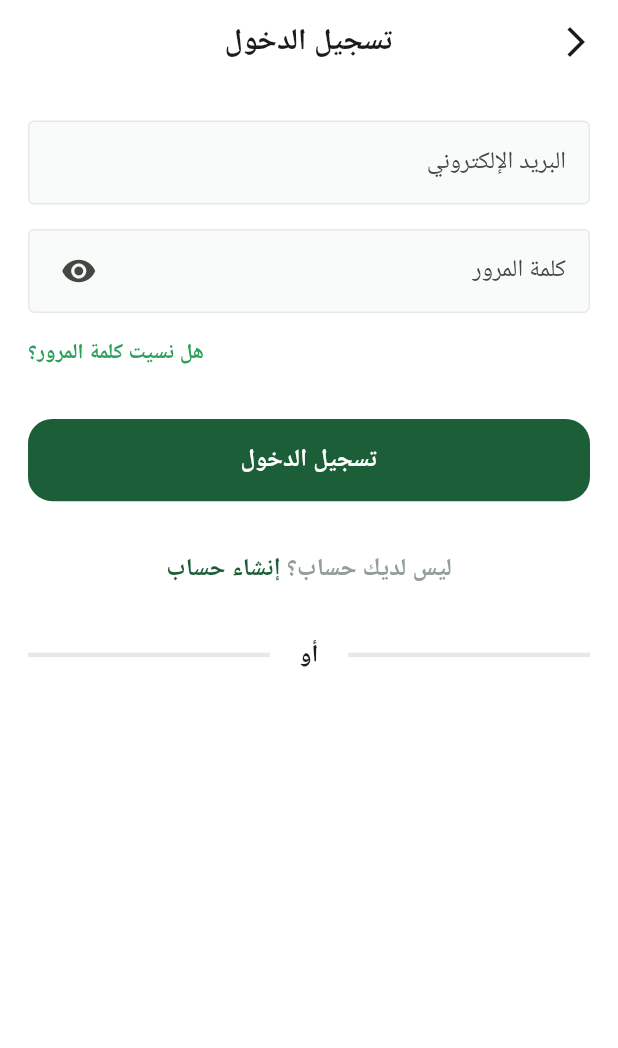
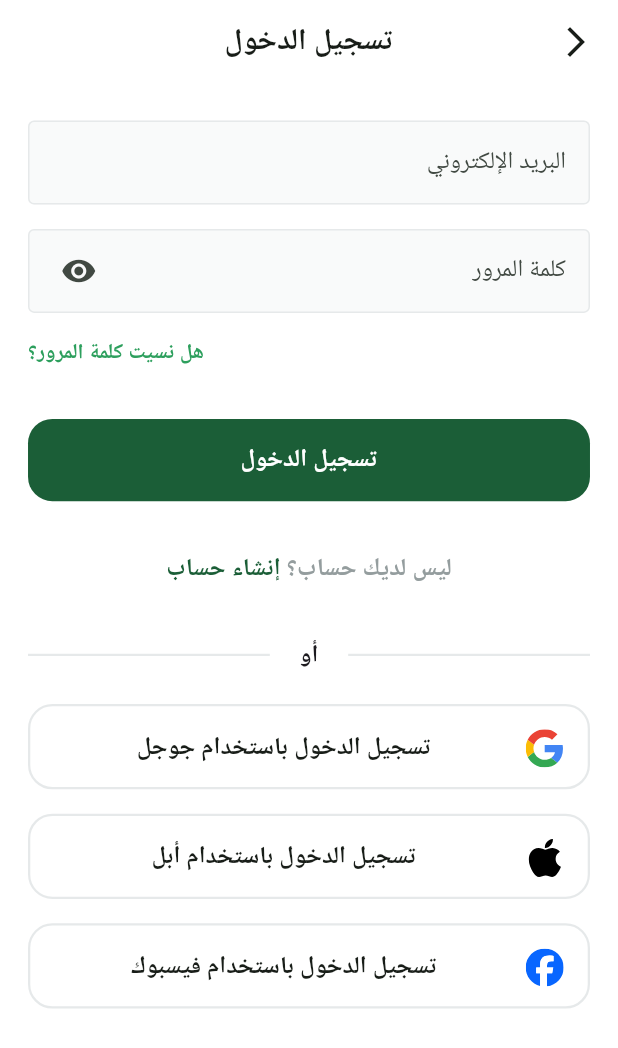
Before and after one commit to Jik00/Fruits-Hub, a Flutter app: the screen it shows after launch, after a tap on "تخط", on a phone screen of 412 x 824 dp. Shown: the top 1048 px of the screen. Run offline on Flutter 3.47's test engine with Material 3 defaults, Android fonts, the phone set to English and light mode, and no system bars; our stand-ins replace flutter_screenutil, flutter_svg, google_fonts, shared_preferences, smooth_page_indicator; Roboto replaces fonts that are missing (Cairo).

Commit message:
listTile login with [google+facebook+apple]

```diff
--- a/lib/core/utils/app_images.dart
+++ b/lib/core/utils/app_images.dart
@@ -5,6 +5,18 @@ class Assets {
   /// Assets for assetsImagesAppIcon
   /// assets/images/app_icon.png
   static const String assetsImagesAppIcon = "assets/images/app_icon.png";
+
+  /// Assets for assetsImagesAppleCons
+  /// assets/images/apple_cons.svg
+  static const String assetsImagesAppleCons = "assets/images/apple_cons.svg";
+
+  /// Assets for assetsImagesFacebookIcons
+  /// assets/images/facebook_icons.svg
+  static const String assetsImagesFacebookIcons = "assets/images/facebook_icons.svg";
+
+  /// Assets for assetsImagesGoogleIcons
+  /// assets/images/google_icons.svg
+  static const String assetsImagesGoogleIcons = "assets/images/google_icons.svg";
 
   /// Assets for assetsImagesPgviewItem1Backimg
   /// assets/images/pgview_item1_backimg.svg
--- a/lib/features/auth/presentation/views/widgets/login_view_body.dart
+++ b/lib/features/auth/presentation/views/widgets/login_view_body.dart
@@ -1,10 +1,12 @@
-import 'package:flutter/gestures.dart';
 import 'package:flutter/material.dart';
 import 'package:flutter_screenutil/flutter_screenutil.dart';
 import 'package:fruits_hub/core/utils/app_colors.dart';
+import 'package:fruits_hub/core/utils/app_images.dart';
 import 'package:fruits_hub/core/utils/context_extensions.dart';
 import 'package:fruits_hub/core/widgets/custom_button.dart';
 import 'package:fruits_hub/core/widgets/custom_form_textfield.dart';
+import 'package:fruits_hub/features/auth/presentation/views/widgets/login_with_listtile.dart';
+import 'package:fruits_hub/features/auth/presentation/views/widgets/no_account_widget.dart';
 import 'package:fruits_hub/features/auth/presentation/views/widgets/or_divider.dart';
 
 class LoginViewBody extends StatelessWidget {
@@ -12,9 +14,9 @@ class LoginViewBody extends StatelessWidget {
 
   @override
   Widget build(BuildContext context) {
-    return SingleChildScrollView(
-      child: Padding(
-        padding: EdgeInsets.symmetric(horizontal: 17.w),
+    return Padding(
+      padding: EdgeInsets.symmetric(horizontal: 17.w),
+      child: SingleChildScrollView(
         child: Column(
           children: [
             SizedBox(height: 24.h),
@@ -44,30 +46,28 @@ class LoginViewBody extends StatelessWidget {
             SizedBox(height: 33.h),
             CustomButton(hint: context.loc.loginTitle, onTap: () {}),
             SizedBox(height: 33.h),
-            Text.rich(
-              TextSpan(children: [
-                TextSpan(
-                  text: context.loc.noAccount,
-                  style: TextStyle(
-                    fontSize: 16.sp,
-                    fontWeight: FontWeight.w600,
-                    color: AppColors.grayscale400,
-                  ),
-                ),
-                TextSpan(
-                  text: ' ${context.loc.signUp}',
-                  recognizer: TapGestureRecognizer()..onTap = () {},
-                  style: TextStyle(
-                    fontSize: 16.sp,
-                    fontWeight: FontWeight.w600,
-                    color: AppColors.primaryColor,
-                  ),
-                ),
-              ]),
-            ),
+            const NoAccountWidget(),
             SizedBox(height: 33.h),
             const OrDivider(),
             SizedBox(height: 21.h),
+            LoginWithListtile(
+              title: context.loc.loginWithGoogle,
+              icon: Assets.assetsImagesGoogleIcons,
+            ),
+            SizedBox(
+              height: 16.h,
+            ),
+            LoginWithListtile(
+              title: context.loc.loginWithApple,
+              icon: Assets.assetsImagesAppleCons,
+            ),
+            SizedBox(
+              height: 16.h,
+            ),
+            LoginWithListtile(
+              title: context.loc.loginWithFacebook,
+              icon: Assets.assetsImagesFacebookIcons,
+            ),
           ],
         ),
       ),
--- /dev/null
+++ b/lib/features/auth/presentation/views/widgets/login_with_listtile.dart
@@ -0,0 +1,34 @@
+import 'package:flutter/material.dart';
+import 'package:flutter_screenutil/flutter_screenutil.dart';
+import 'package:flutter_svg/flutter_svg.dart';
+import 'package:fruits_hub/core/utils/app_colors.dart';
+
+class LoginWithListtile extends StatelessWidget {
+  const LoginWithListtile({super.key, required this.title, required this.icon});
+
+  final String title;
+  final String icon;
+
+  @override
+  Widget build(BuildContext context) {
+    return Container(
+      height: 56.h,
+      decoration: BoxDecoration(
+        border: Border.all(color: AppColors.textFieldBorderColor, width: 1.5),
+        borderRadius: BorderRadius.circular(16.r),
+      ),
+      child: ListTile(
+        leading: SvgPicture.asset(
+          icon,
+          height: 25.h,
+        ),
+        title: Text(title,
+            textAlign: TextAlign.center,
+            style: TextStyle(fontSize: 16.sp, fontWeight: FontWeight.w600)),
+        onTap: () {
+          // Handle login action
+        },
+      ),
+    );
+  }
+}
--- /dev/null
+++ b/lib/features/auth/presentation/views/widgets/no_account_widget.dart
@@ -0,0 +1,36 @@
+import 'package:flutter/gestures.dart';
+import 'package:flutter/material.dart';
+import 'package:flutter_screenutil/flutter_screenutil.dart';
+import 'package:fruits_hub/core/utils/app_colors.dart';
+import 'package:fruits_hub/core/utils/context_extensions.dart';
+
+class NoAccountWidget extends StatelessWidget {
+  const NoAccountWidget({
+    super.key,
+  });
+
+  @override
+  Widget build(BuildContext context) {
+    return Text.rich(
+      TextSpan(children: [
+        TextSpan(
+          text: context.loc.noAccount,
+          style: TextStyle(
+            fontSize: 16.sp,
+            fontWeight: FontWeight.w600,
+            color: AppColors.grayscale400,
+          ),
+        ),
+        TextSpan(
+          text: ' ${context.loc.signUp}',
+          recognizer: TapGestureRecognizer()..onTap = () {},
+          style: TextStyle(
+            fontSize: 16.sp,
+            fontWeight: FontWeight.w600,
+            color: AppColors.primaryColor,
+          ),
+        ),
+      ]),
+    );
+  }
+}
--- a/lib/features/auth/presentation/views/widgets/or_divider.dart
+++ b/lib/features/auth/presentation/views/widgets/or_divider.dart
@@ -12,7 +12,7 @@ class OrDivider extends StatelessWidget {
       children: [
         const Expanded(
           child: Divider(
-            thickness: 3,
+            thickness: 1.5,
             color: AppColors.textFieldBorderColor,
           ),
         ),
@@ -28,7 +28,7 @@ class OrDivider extends StatelessWidget {
         ),
         const Expanded(
           child: Divider(
-            thickness: 3,
+            thickness: 1.5,
             color: AppColors.textFieldBorderColor,
           ),
         ),
--- a/lib/l10n/intl_ar.arb
+++ b/lib/l10n/intl_ar.arb
@@ -16,7 +16,7 @@
     "noAccount": "ليس لديك حساب؟",
     "signUp": "إنشاء حساب",
     "or": "أو",
-    "login with Google": "تسجيل الدخول باستخدام جوجل",
-    "login with Facebook": "تسجيل الدخول باستخدام فيسبوك",
-    "login with Apple": "تسجيل الدخول باستخدام أبل"
+    "loginWithGoogle": "تسجيل الدخول باستخدام جوجل",
+    "loginWithFacebook": "تسجيل الدخول باستخدام فيسبوك",
+    "loginWithApple": "تسجيل الدخول باستخدام أبل"
 }
--- a/lib/l10n/intl_en.arb
+++ b/lib/l10n/intl_en.arb
@@ -16,7 +16,7 @@
   "noAccount": "Don't have an account?",
   "signUp": "Sign Up",
   "or": "OR",
-  "login with Google": "Login with Google",
-  "login with Facebook": "Login with Facebook",
-  "login with Apple": "Login with Apple"
+  "loginWithGoogle": "Login with Google",
+  "loginWithFacebook": "Login with Facebook",
+  "loginWithApple": "Login with Apple"
 }
```
Also changed, not shown: assets/images/apple_cons.svg (added), assets/images/facebook_icons.svg (added), assets/images/google_icons.svg (added), lib/generated/intl/messages_ar.dart, lib/generated/intl/messages_en.dart, lib/generated/l10n.dart.
